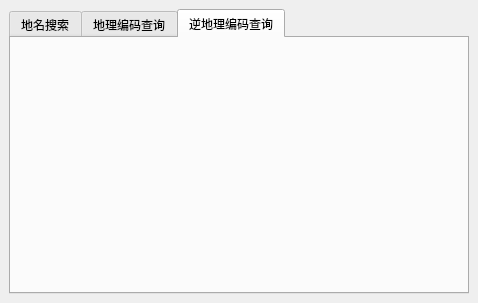
liuxsdev/qgis-plugin-tianditu, file ui/search.ui: the form before one commit.
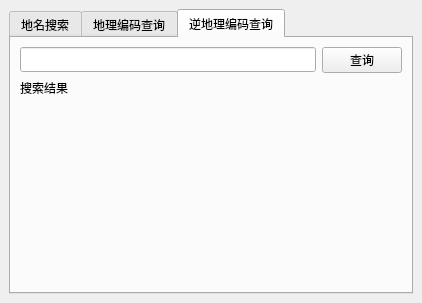
The form after the commit. The open tabs and pages were chosen to show the change.

The edit to the form file:
```diff
--- a/ui/search.ui
+++ b/ui/search.ui
@@ -6,7 +6,7 @@
    <rect>
     <x>0</x>
     <y>0</y>
-    <width>478</width>
+    <width>422</width>
     <height>303</height>
    </rect>
   </property>
@@ -126,6 +126,55 @@
        <attribute name="title">
         <string>逆地理编码查询</string>
        </attribute>
+       <layout class="QVBoxLayout" name="verticalLayout_4">
+        <item>
+         <layout class="QHBoxLayout" name="horizontalLayout_2">
+          <item>
+           <widget class="QLineEdit" name="lineEdit_3"/>
+          </item>
+          <item>
+           <widget class="QPushButton" name="pushButton_3">
+            <property name="text">
+             <string>查询</string>
+            </property>
+           </widget>
+          </item>
+         </layout>
+        </item>
+        <item>
+         <widget class="QLabel" name="label_3">
+          <property name="text">
+           <string>搜索结果</string>
+          </property>
+         </widget>
+        </item>
+        <item>
+         <widget class="QLabel" name="label_4">
+          <property name="text">
+           <string/>
+          </property>
+          <property name="wordWrap">
+           <bool>true</bool>
+          </property>
+          <property name="textInteractionFlags">
+           <set>Qt::LinksAccessibleByMouse|Qt::TextSelectableByMouse</set>
+          </property>
+         </widget>
+        </item>
+        <item>
+         <spacer name="verticalSpacer_2">
+          <property name="orientation">
+           <enum>Qt::Vertical</enum>
+          </property>
+          <property name="sizeHint" stdset="0">
+           <size>
+            <width>20</width>
+            <height>40</height>
+           </size>
+          </property>
+         </spacer>
+        </item>
+       </layout>
       </widget>
      </widget>
     </item>
```
Left out of the diff: 12 changed lines with no effect on the pictures.
